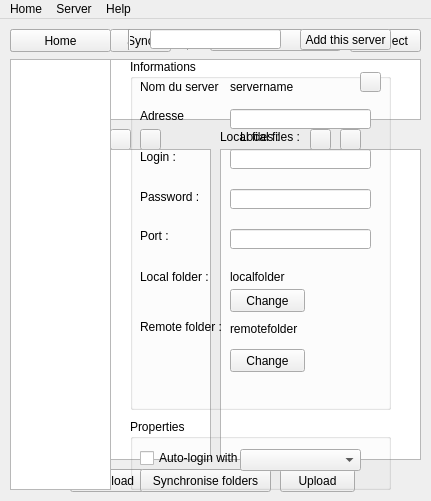
This is ProgFTP/proftp.ui in DGIProject/ProgFTP as Qt 5 draws it before an edit. The edited form follows.
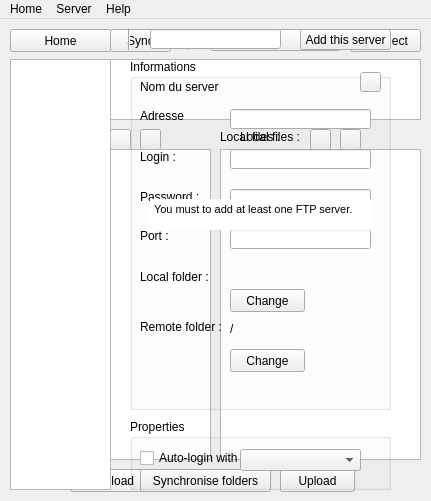
This is the edited form. Icons and pictures are not drawn.

What changed in the file:
```diff
--- a/ProgFTP/proftp.ui
+++ b/ProgFTP/proftp.ui
@@ -482,7 +482,7 @@
        </rect>
       </property>
       <property name="text">
-       <string>servername</string>
+       <string/>
       </property>
      </widget>
      <widget class="QLabel" name="label_3">
@@ -642,7 +642,7 @@
        </rect>
       </property>
       <property name="text">
-       <string>localfolder</string>
+       <string/>
       </property>
      </widget>
      <widget class="QLabel" name="remoteFolderLabel">
@@ -655,7 +655,7 @@
        </rect>
       </property>
       <property name="text">
-       <string>remotefolder</string>
+       <string>/</string>
       </property>
      </widget>
     </widget>
@@ -695,6 +695,26 @@
       </property>
      </widget>
     </widget>
+    <widget class="QTextBrowser" name="addServerText">
+     <property name="geometry">
+      <rect>
+       <x>150</x>
+       <y>180</y>
+       <width>221</width>
+       <height>31</height>
+      </rect>
+     </property>
+     <property name="frameShape">
+      <enum>QFrame::NoFrame</enum>
+     </property>
+     <property name="html">
+      <string>&lt;!DOCTYPE HTML PUBLIC &quot;-//W3C//DTD HTML 4.0//EN&quot; &quot;http://www.w3.org/TR/REC-html40/strict.dtd&quot;&gt;
+&lt;html&gt;&lt;head&gt;&lt;meta name=&quot;qrichtext&quot; content=&quot;1&quot; /&gt;&lt;style type=&quot;text/css&quot;&gt;
+p, li { white-space: pre-wrap; }
+&lt;/style&gt;&lt;/head&gt;&lt;body style=&quot; font-family:'MS Shell Dlg 2'; font-size:8.25pt; font-weight:400; font-style:normal;&quot;&gt;
+&lt;p style=&quot; margin-top:0px; margin-bottom:0px; margin-left:0px; margin-right:0px; -qt-block-indent:0; text-indent:0px;&quot;&gt;&lt;span style=&quot; font-size:8pt;&quot;&gt;You must to add at least one FTP server.&lt;/span&gt;&lt;/p&gt;&lt;/body&gt;&lt;/html&gt;</string>
+     </property>
+    </widget>
    </widget>
   </widget>
   <widget class="QMenuBar" name="menuBar">
```
Left out of the diff: 8 changed lines with no effect on the pictures.
